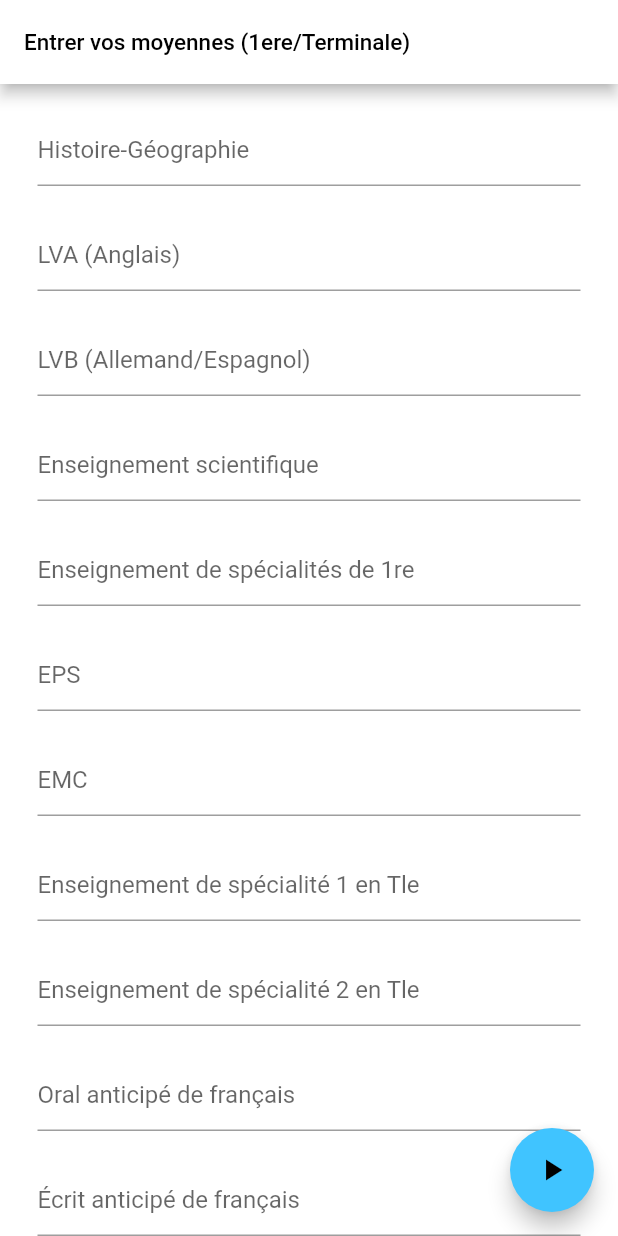
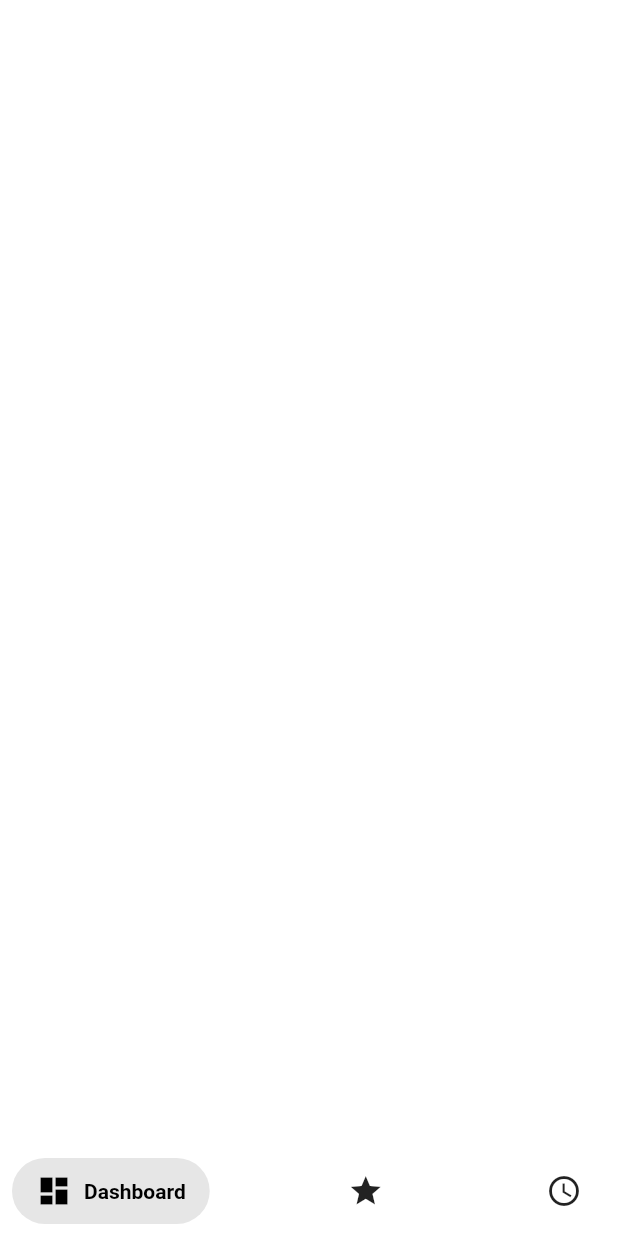
Before and after one commit to Volnetiks/Notes-BAC, a Flutter app: the screen it shows after launch, on a phone screen of 412 x 824 dp. Run offline on Flutter 3.47's test engine with Material 2 defaults, Android fonts, the phone set to English and light mode, and no system bars; drawn by our look-alikes of salomon_bottom_bar; our stand-ins replace shared_preferences; Roboto replaces fonts that are missing (SFUI).

Commit message:
Added homescreen first design

```diff
--- a/lib/main.dart
+++ b/lib/main.dart
@@ -1,3 +1,4 @@
+import 'package:bac_note/screens/home_screen.dart';
 import 'package:flutter/material.dart';
 import 'package:shared_preferences/shared_preferences.dart';
 
@@ -37,7 +38,7 @@ class MyApp extends StatelessWidget {
         disabledColor: Colors.grey.shade300,
         fontFamily: 'SFUI',
       ),
-      home: const MyHomePage(),
+      home: const HomePage(),
     );
   }
 }
--- /dev/null
+++ b/lib/screens/home_screen.dart
@@ -0,0 +1,40 @@
+import 'package:flutter/material.dart';
+import 'package:salomon_bottom_bar/salomon_bottom_bar.dart';
+
+class HomePage extends StatefulWidget {
+  const HomePage({Key? key}) : super(key: key);
+
+  @override
+  _HomePageState createState() => _HomePageState();
+}
+
+class _HomePageState extends State<HomePage> {
+  var _currentIndex = 0;
+
+  @override
+  Widget build(BuildContext context) {
+    return Scaffold(
+      bottomNavigationBar: SalomonBottomBar(
+        items: [
+          SalomonBottomBarItem(
+            icon: Icon(Icons.dashboard),
+            title: Text("Dashboard"),
+            selectedColor: Theme.of(context).primaryColor,
+          ),
+          SalomonBottomBarItem(
+            icon: Icon(Icons.grade),
+            title: Text("Grades"),
+            selectedColor: Theme.of(context).primaryColor,
+          ),
+          SalomonBottomBarItem(
+            icon: Icon(Icons.schedule),
+            title: Text("Schedule"),
+            selectedColor: Theme.of(context).primaryColor,
+          ),
+        ],
+        currentIndex: _currentIndex,
+        onTap: (i) => setState(() => _currentIndex = i),
+      ),
+    );
+  }
+}
--- a/pubspec.yaml
+++ b/pubspec.yaml
@@ -36,6 +36,7 @@ dependencies:
   cupertino_icons: ^1.0.2
   flutter_launcher_icons: "^0.9.2"
   shared_preferences: ^2.0.9
+  salomon_bottom_bar: ^3.1.0
 
 flutter_icons:
   android: "launcher_icon"
```
Also changed, not shown: pubspec.lock.
